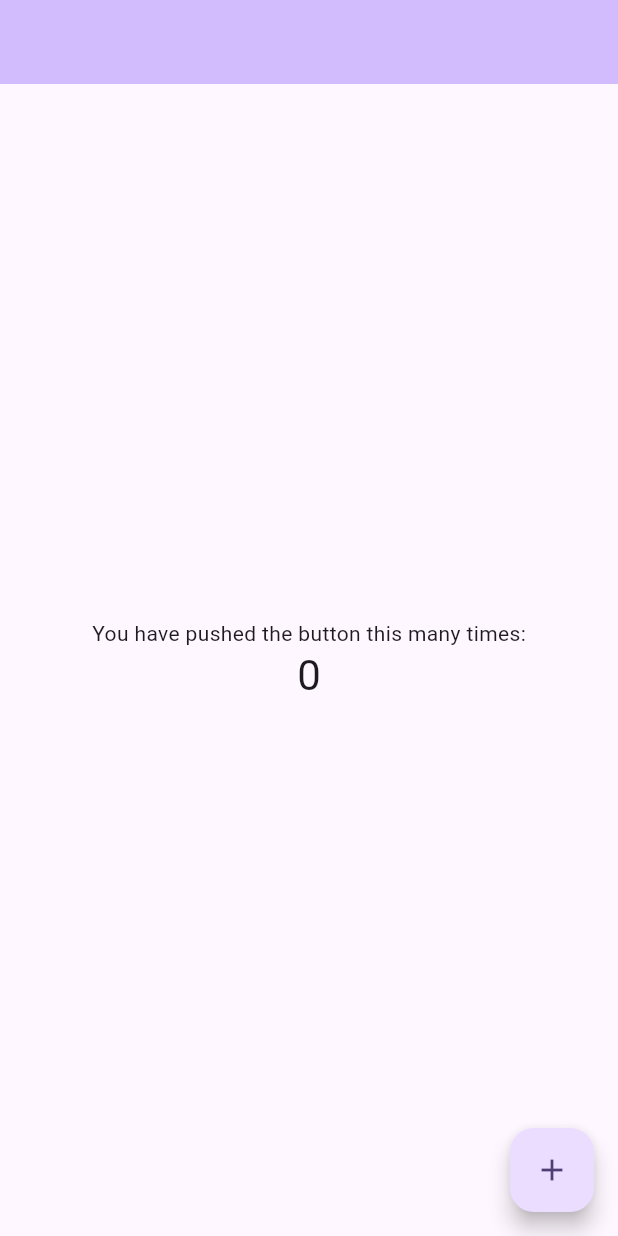
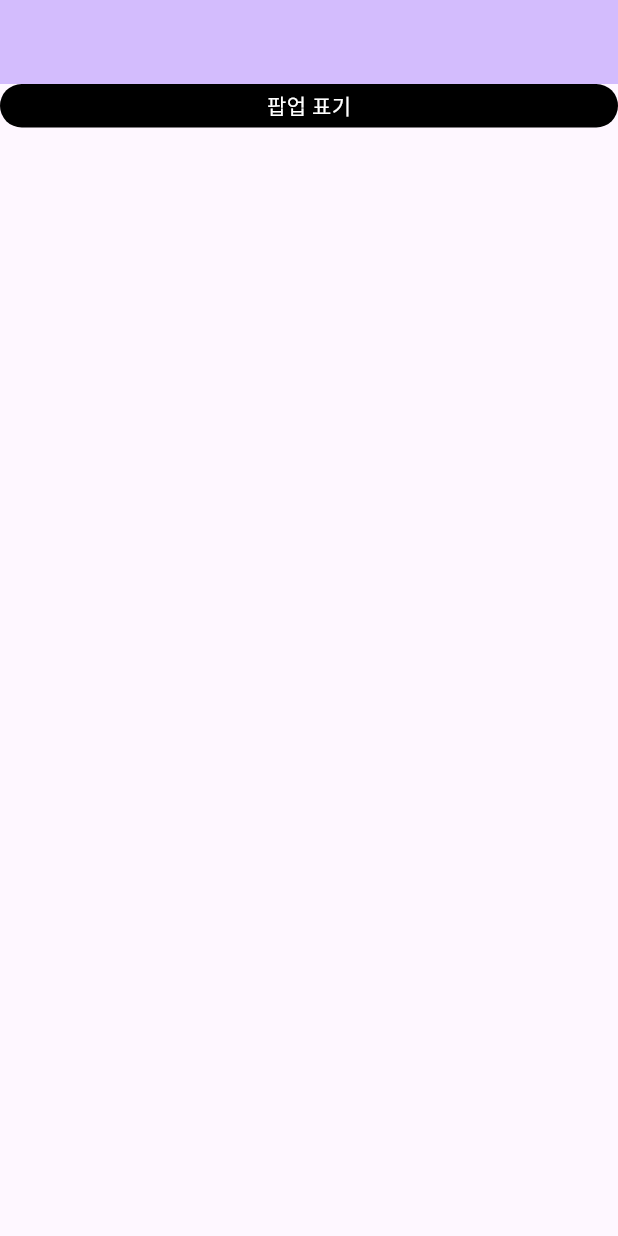
Before and after one commit to jaekyung-you/flutter_factory, a Flutter app: the screen it shows after launch, on a phone screen of 412 x 824 dp. Run offline on Flutter 3.47's test engine with Material 3 defaults, Android fonts, the phone set to English and light mode, and no system bars; our stand-ins replace get; Roboto replaces fonts that are missing (Pretendard).

Commit message:
base_popup, base_button 구성중

```diff
--- a/lib/config/app_config.dart
+++ b/lib/config/app_config.dart
@@ -1,5 +1,11 @@
 class AppConfig {
   static const double borderRadiusMain = 8.0;
   static const double borderRadiusSub = 16.0;
+  static const double outerPadding = 16.0;
   static const double innerPadding = 4.0;
+
+  static const double titleFontSize = 32.0;
+  static const double headerFontSize = 16.0;
+  static const double subTitleFontSize = 14.0;
+  static const double contentFontSize = 12.0;
 }
--- a/lib/config/font.dart
+++ b/lib/config/font.dart
@@ -1,3 +1,5 @@
 class Font {
   // Pretendard
+
+
 }
--- a/lib/config/theme.dart
+++ b/lib/config/theme.dart
@@ -1,4 +1,6 @@
 class Theme {
+
+  // MainColor, SubColor, PointColor
 
   // vivid red
 
--- a/lib/main.dart
+++ b/lib/main.dart
@@ -1,4 +1,6 @@
 import 'package:flutter/material.dart';
+import 'package:flutter_factory/presentation/common/base_popup.dart';
+import 'package:flutter_factory/presentation/common/base_round_button.dart';
 import 'package:get/get.dart';
 
 void main() {
@@ -33,15 +35,18 @@ class MyHomePage extends StatefulWidget {
 class _MyHomePageState extends State<MyHomePage> {
   int _counter = 0;
 
-  void _incrementCounter() {
-    setState(() {
-      // This call to setState tells the Flutter framework that something has
-      // changed in this State, which causes it to rerun the build method below
-      // so that the display can reflect the updated values. If we changed
-      // _counter without calling setState(), then the build method would not be
-      // called again, and so nothing would appear to happen.
-      _counter++;
-    });
+  void _showPopup() {
+    // setState(() {
+    //   // This call to setState tells the Flutter framework that something has
+    //   // changed in this State, which causes it to rerun the build method below
+    //   // so that the display can reflect the updated values. If we changed
+    //   // _counter without calling setState(), then the build method would not be
+    //   // called again, and so nothing would appear to happen.
+    //   _counter++;
+    // });
+    Get.dialog(
+        BasePopup(title: '팝업 타이틀', firstButtonText: '확인')
+    );
   }
 
   @override
@@ -57,7 +62,10 @@ class _MyHomePageState extends State<MyHomePage> {
         // TRY THIS: Try changing the color here to a specific color (to
         // Colors.amber, perhaps?) and trigger a hot reload to see the AppBar
         // change color while the other colors stay the same.
-        backgroundColor: Theme.of(context).colorScheme.inversePrimary,
+        backgroundColor: Theme
+            .of(context)
+            .colorScheme
+            .inversePrimary,
         // Here we take the value from the MyHomePage object that was created by
         // the App.build method, and use it to set our appbar title.
         title: Text(''),
@@ -66,35 +74,11 @@ class _MyHomePageState extends State<MyHomePage> {
         // Center is a layout widget. It takes a single child and positions it
         // in the middle of the parent.
         child: Column(
-          // Column is also a layout widget. It takes a list of children and
-          // arranges them vertically. By default, it sizes itself to fit its
-          // children horizontally, and tries to be as tall as its parent.
-          //
-          // Column has various properties to control how it sizes itself and
-          // how it positions its children. Here we use mainAxisAlignment to
-          // center the children vertically; the main axis here is the vertical
-          // axis because Columns are vertical (the cross axis would be
-          // horizontal).
-          //
-          // TRY THIS: Invoke "debug painting" (choose the "Toggle Debug Paint"
-          // action in the IDE, or press "p" in the console), to see the
-          // wireframe for each widget.
-          mainAxisAlignment: MainAxisAlignment.center,
-          children: <Widget>[
-            const Text(
-              'You have pushed the button this many times:',
-            ),
-            Text(
-              '$_counter',
-              style: Theme.of(context).textTheme.headlineMedium,
-            ),
+          children: [
+            BaseRoundButton(buttonText: '팝업 표기', onPress: () => _showPopup(), buttonFgColor: Colors.white, buttonBgColor: Colors.black, height: 56,)
+
           ],
         ),
-      ),
-      floatingActionButton: FloatingActionButton(
-        onPressed: _incrementCounter,
-        tooltip: 'Increment',
-        child: const Icon(Icons.add),
       ), // This trailing comma makes auto-formatting nicer for build methods.
     );
   }
--- a/lib/presentation/common/round_button.dart
+++ b/lib/presentation/common/base_bottom_modal.dart
@@ -1,7 +1,7 @@
 import 'package:flutter/material.dart';
 
-class RoundButton extends StatelessWidget {
-  const RoundButton({super.key});
+class BaseBottomModal extends StatelessWidget {
+  const BaseBottomModal({super.key});
 
   @override
   Widget build(BuildContext context) {
--- /dev/null
+++ b/lib/presentation/common/base_round_button.dart
@@ -0,0 +1,43 @@
+import 'package:flutter/material.dart';
+import 'package:flutter_factory/config/app_config.dart';
+import 'package:get/get.dart';
+
+class BaseRoundButton extends StatelessWidget {
+  String buttonText;
+  Function onPress;
+  Color buttonFgColor;
+  Color buttonBgColor;
+  double width;
+  double height;
+
+  BaseRoundButton(
+      {super.key,
+      required this.buttonText,
+      required this.onPress,
+      required this.buttonFgColor,
+      required this.buttonBgColor,
+      this.width = double.maxFinite,
+      required this.height});
+
+  @override
+  Widget build(BuildContext context) {
+    return InkWell(
+      onTap: () {
+        onPress();
+      },
+      child: Container(
+        padding: const EdgeInsets.symmetric(horizontal: AppConfig.innerPadding * 2, vertical: AppConfig.innerPadding),
+        width: width,
+        alignment: Alignment.center,
+        decoration: BoxDecoration(
+          borderRadius: BorderRadius.circular(AppConfig.borderRadiusSub),
+          color: buttonBgColor,
+        ),
+        child: Text(
+          buttonText,
+          style: TextStyle(fontSize: AppConfig.subTitleFontSize, fontWeight: FontWeight.w500, color: buttonFgColor),
+        ),
+      ),
+    );
+  }
+}
--- a/pubspec.yaml
+++ b/pubspec.yaml
@@ -37,6 +37,8 @@ dependencies:
   cupertino_icons: ^1.0.2
   get: ^4.6.6
   dio: ^5.6.0
+  flutter_screenutil: ^5.9.3
+  device_info_plus: ^9.1.2
 
 dev_dependencies:
   flutter_test:
```
Also changed, not shown: lib/presentation/common/base_popup.dart (added, +88 -0 lines), pubspec.lock, 23 other files.
